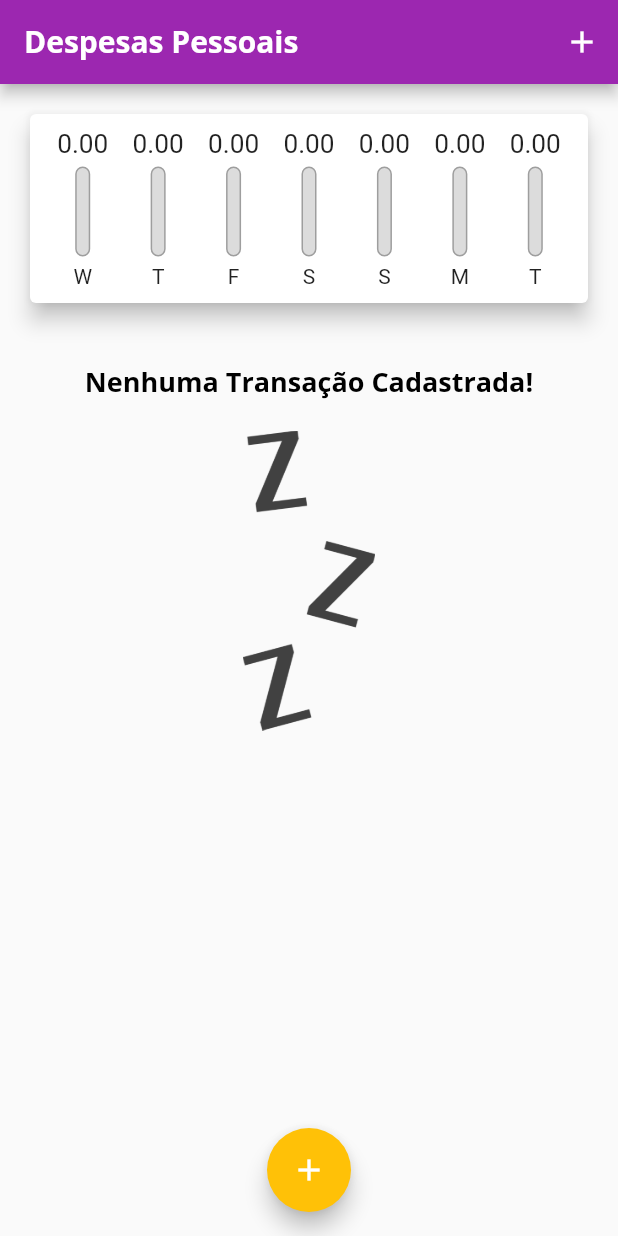
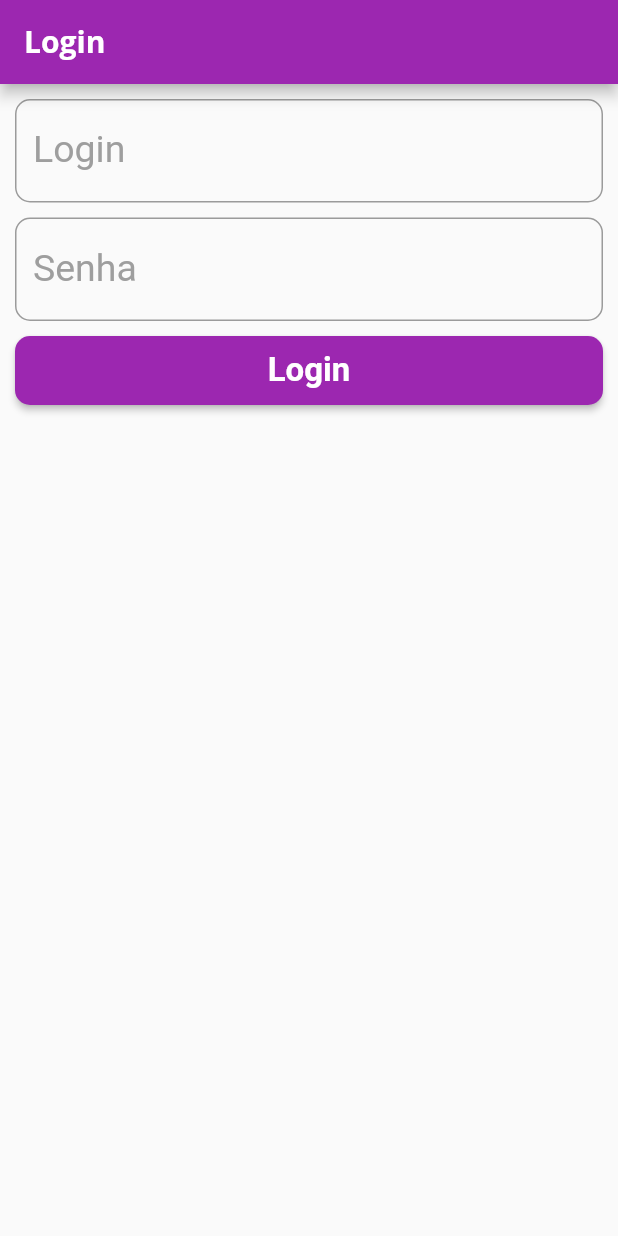
Before and after one commit to Joao-Kleber-Linhalis/desenvolvimento_mobile, a Flutter app: the screen it shows after launch, on a phone screen of 412 x 824 dp. Run offline on Flutter 3.47's test engine with Material 2 defaults, Android fonts, the phone set to English and light mode, and no system bars; our stand-ins replace cloud_firestore, firebase_auth, firebase_core; missing offline and left inert: dart:ffi, ftoast; accounts and stored records are empty.

Commit message:
Segundo commit - falta banco de dados

```diff
--- a/lib/main.dart
+++ b/lib/main.dart
@@ -1,8 +1,15 @@
+import 'package:expenses/telas/opening_screen.dart';
 import 'package:expenses/telas/transaction_screen.dart';
 import 'package:flutter/material.dart';
 import 'package:flutter_localizations/flutter_localizations.dart';
+import 'package:firebase_core/firebase_core.dart';
 
-main() => runApp(ExpensesApp());
+
+Future<void> main() async {
+  WidgetsFlutterBinding.ensureInitialized();
+  await Firebase.initializeApp();
+  runApp(ExpensesApp());
+}
 
 class ExpensesApp extends StatelessWidget {
   const ExpensesApp({Key? key}) : super(key: key);
@@ -11,7 +18,7 @@ class ExpensesApp extends StatelessWidget {
     final ThemeData tema = ThemeData();
     return MaterialApp(
       debugShowCheckedModeBanner: false,
-      home: TransactionScreen(),
+      home: OpeningScreen(),
 
       //Definição esquema de cores
       theme: tema.copyWith(
--- /dev/null
+++ b/lib/models/usuario.dart
@@ -0,0 +1,19 @@
+class Usuario {
+  String? id = null;
+  String? email;
+
+  @override
+  String toString() {
+    return 'Usuario{id: $id, email: $email}';
+  }
+
+  Usuario.fromMap(Map<String, dynamic> map) {
+    email = map["email"];
+  }
+
+  Map<String, dynamic> toMap(){
+    final Map<String, dynamic> data = Map<String, dynamic>();
+    data['email'] = this.email;
+    return data;
+  }
+}
--- /dev/null
+++ b/lib/telas/controls/control_login_screen.dart
@@ -0,0 +1,83 @@
+import 'package:cloud_firestore/cloud_firestore.dart';
+import 'package:expenses/telas/transaction_screen.dart';
+import 'package:expenses/uteis/alert.dart';
+import 'package:firebase_auth/firebase_auth.dart';
+import 'package:flutter/material.dart';
+
+import '../../models/usuario.dart';
+import '../../uteis/nav.dart';
+
+class ControlLoginScreen{
+  final control_login = TextEditingController();
+  final control_password = TextEditingController();
+  final formkey = GlobalKey<FormState>();
+  final focus_password = FocusNode();
+  final focos_buton = FocusNode();
+
+  final FirebaseAuth _auth = FirebaseAuth.instance;
+
+  CollectionReference<Map<String, dynamic>> get _collection_usuarios => FirebaseFirestore.instance.collection('usuarios');
+
+  void login(BuildContext context) async{
+    if(formkey.currentState!.validate()){
+      String login = control_login.text.trim();
+      String password = control_password.text.trim();
+
+      try{
+        UserCredential userCredential = await _auth.signInWithEmailAndPassword(
+          email: login,
+          password: password
+          );
+          print("logado");
+        _toMainsScreen(userCredential.user,context);
+      } on FirebaseAuthException catch (e) {
+        if (e.code == 'user-not-found') {
+          AlertMessage(context, "Erro: Usuário não encontrado");
+        } else if (e.code == 'wrong-password') {
+          AlertMessage(context, "Erro: Senha inválida", );
+        }
+      }
+    }
+  }
+
+  void _toMainsScreen(User? user, BuildContext context){
+    _collection_usuarios.
+      where("email", isEqualTo: "${user!.email}").snapshots().
+      listen((data) {
+        Usuario usuario = Usuario.fromMap(data.docs[0].data());
+        usuario.id = data.docs[0].id;
+        push(context, TransactionScreen(usuario), replace: true);
+      });
+  }
+
+  void cadastrar(BuildContext context) async{
+    if (formkey.currentState!.validate()){
+      String login = control_login.text.trim();
+      String password = control_password.text.trim();
+
+      try {
+        UserCredential userCredential = await FirebaseAuth.instance.createUserWithEmailAndPassword(
+            email: login,
+            password: password
+        );
+
+        // No serviço de armazenamento
+        _collection_usuarios.add({
+          'email': login,
+        }).then((value) => _toMainsScreen(userCredential.user, context))
+          .catchError((error) => print("Falha ao adicionar o usuário: $error"));
+
+
+      } on FirebaseAuthException catch (e) {
+        if (e.code == 'weak-password') {
+          AlertMessage(context, "Erro: A senha fornecida é muito fraca");
+        } else if (e.code == 'email-already-in-use') {
+          AlertMessage(context, "Erro: Já existe conta com o email informado");
+        }
+      } catch (e) {
+        print(e);
+      }
+    }
+  }
+
+}
--- /dev/null
+++ b/lib/telas/login_screen.dart
@@ -0,0 +1,85 @@
+import 'package:expenses/uteis/widgts/botao.dart';
+import 'package:flutter/material.dart';
+import 'package:expenses/uteis/widgts/CampoTextFormField.dart';
+
+import 'controls/control_login_screen.dart';
+
+
+class LoginScreen extends StatefulWidget {
+  const LoginScreen({super.key});
+
+  @override
+  State<LoginScreen> createState() => _LoginScreenState();
+}
+
+class _LoginScreenState extends State<LoginScreen> {
+  late ControlLoginScreen _control;
+
+   @override
+  void initState() {
+    // TODO: implement initState
+    super.initState();
+    _control = ControlLoginScreen();
+  }
+
+  @override
+  Widget build(BuildContext context) {
+    return Scaffold(
+      appBar: AppBar(
+        title: Text("Login"),
+      ),
+      body: _body(),
+    );
+  }
+
+  _body(){
+    return Form(
+      key: _control.formkey,
+      child: Container(
+        padding: EdgeInsets.all(10),
+        child: ListView(
+          children: [
+            CampoTextFormField(
+              "Login",
+              texto_dica: "Digite o Login",
+              controlador: _control.control_login,
+              teclado: TextInputType.emailAddress,
+              recebedor_foco: _control.focus_password,
+            ),
+            SizedBox(
+              height: 10,
+            ),
+            CampoTextFormField(
+              "Senha",
+              texto_dica: "Digite a senha",
+              passaword: true,
+              validador: (String? text){
+                if(text!.isEmpty)
+                  return "O campo $text está vazio";
+                else if(text.length<6)
+                  return "A senha precisa ter no minimo 6 caracteres";
+                return null;
+              },
+              controlador: _control.control_password,
+              marcador_foco: _control.focus_password,
+              recebedor_foco: _control.focos_buton,
+            ),
+            SizedBox(
+              height: 10,
+            ),
+            Botao(
+              texto: "Login",
+              cor: Colors.green,
+              ao_clicar: (){
+                _control.login(context);
+              },
+              marcador_foco: _control.focos_buton,
+            ),
+          ],
+        ),
+      ),
+    );
+  }
+
+
+}
--- a/lib/telas/transaction_screen.dart
+++ b/lib/telas/transaction_screen.dart
@@ -1,4 +1,5 @@
 import 'dart:math';
+import 'package:expenses/models/usuario.dart';
 import 'package:flutter/material.dart';
 import '../components/chart.dart';
 import '../components/transaction_form.dart';
@@ -6,6 +7,10 @@ import '../components/transaction_list.dart';
 import '../models/transaction.dart';
 
 class TransactionScreen extends StatefulWidget {
+
+  Usuario user;
+
+  TransactionScreen(this.user);
 
   @override
   State<TransactionScreen> createState() => _TransactionScreenState();
--- /dev/null
+++ b/lib/uteis/widgts/botao.dart
@@ -0,0 +1,44 @@
+import 'package:flutter/material.dart';
+
+class Botao extends StatelessWidget {
+  String texto;
+  VoidCallback? ao_clicar;
+  FocusNode? marcador_foco;
+  Color? cor;
+  bool mostrar_progress;
+
+  Botao(
+      {required this.texto,
+       required this.ao_clicar,
+      this.marcador_foco,
+      this.cor,
+      this.mostrar_progress = false});
+
+  @override
+  Widget build(BuildContext context) {
+    return Container(
+      height: 46,
+      child: ElevatedButton(
+        style: ElevatedButton.styleFrom(
+          shape: RoundedRectangleBorder(
+              borderRadius: new BorderRadius.circular(10.0)),
+        ),
+        child: mostrar_progress
+            ? Center(
+                child: CircularProgressIndicator(
+                  valueColor: AlwaysStoppedAnimation<Color>(Colors.white),
+                ),
+              )
+            : Text(
+                texto,
+                style: TextStyle(
+                  color: Colors.white,
+                  fontSize: 22,
+                ),
+              ),
+        onPressed: ao_clicar,
+        focusNode: marcador_foco,
+      ),
+    );
+  }
+}
--- a/pubspec.yaml
+++ b/pubspec.yaml
@@ -37,11 +37,14 @@ dependencies:
   # The following adds the Cupertino Icons font to your application.
   # Use with the CupertinoIcons class for iOS style icons.
   cupertino_icons: ^1.0.2
+  firebase_auth: ^4.1.4
+  cloud_firestore: ^4.1.0
+  ftoast: ^2.0.0
 
 dev_dependencies:
   flutter_test:
     sdk: flutter
-  flutter_launcher_icons: "^0.10.0"
+  flutter_launcher_icons: ^0.11.0
 
   # The "flutter_lints" package below contains a set of recommended lints to
   # encourage good coding practices. The lint set provided by the package is
```
Also changed, not shown: lib/telas/controls/control_opening_screen.dart (added, +35 -0 lines), lib/telas/opening_screen.dart (added, +52 -0 lines), lib/uteis/alert.dart (added, +17 -0 lines), lib/uteis/nav.dart (added, +21 -0 lines), assets/icon/icon_opening_screen.png (added), pubspec.lock, 3 other files.
